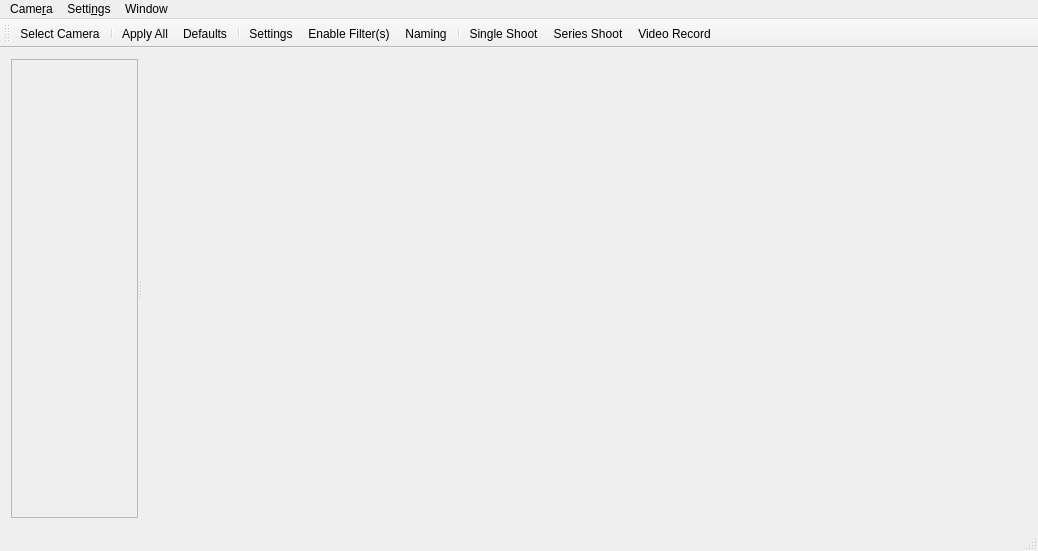
First picture: the form in ui/mainwindow.ui, repository alexzk1/qtcampp, before the edit.
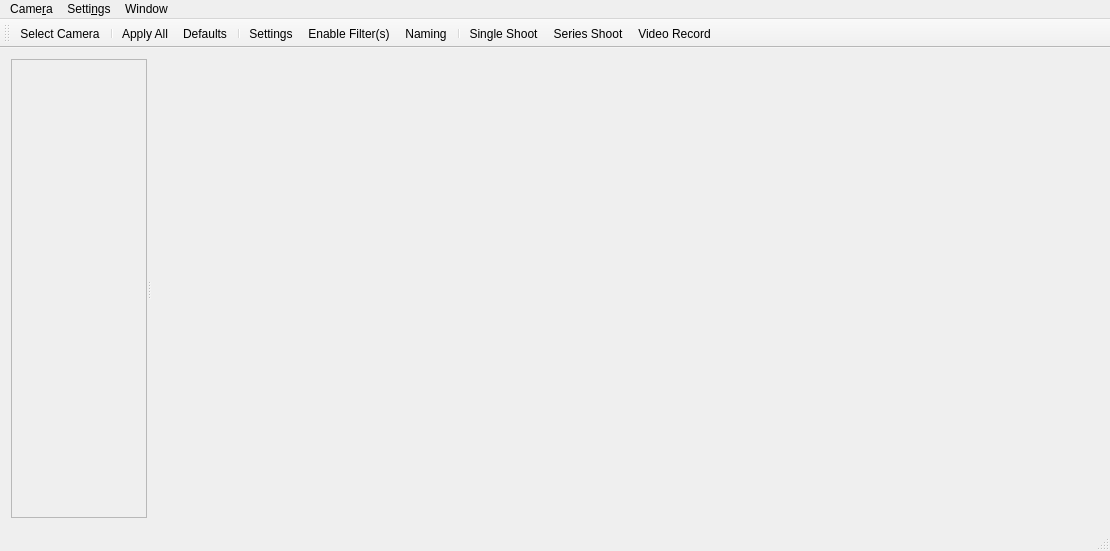
Second picture: the form after the edit. Icons and pictures are not drawn.

Diff of the .ui file:
```diff
--- a/ui/mainwindow.ui
+++ b/ui/mainwindow.ui
@@ -6,7 +6,7 @@
    <rect>
     <x>0</x>
     <y>0</y>
-    <width>1038</width>
+    <width>1110</width>
     <height>551</height>
    </rect>
   </property>
@@ -42,7 +42,7 @@
          <rect>
           <x>0</x>
           <y>0</y>
-          <width>111</width>
+          <width>119</width>
           <height>451</height>
          </rect>
         </property>
@@ -62,7 +62,7 @@
     <rect>
      <x>0</x>
      <y>0</y>
-     <width>1038</width>
+     <width>1110</width>
      <height>21</height>
     </rect>
    </property>
@@ -312,7 +312,7 @@
     <bool>true</bool>
    </property>
    <property name="text">
-    <string>Video Record</string>
+    <string>&amp;Video Record</string>
    </property>
    <property name="toolTip">
     <string>Start / stop video capturing</string>
```
Left out of the diff: 4 changed lines with no effect on the pictures.
